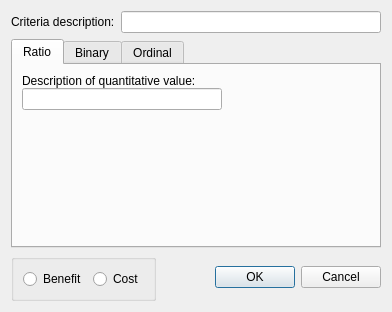
Ecotrust/delphos, file src/gui/add_criteria.ui: the form before one commit.
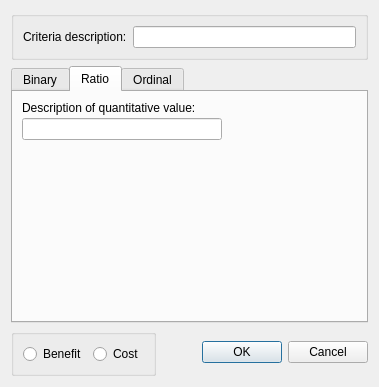
The form after the commit. The open tabs and pages were chosen to show the change. Custom widgets are drawn as their Qt base class.

Commit message: added dialogs and code for criteria addition including option types.  pickling used for storing the various option types which differ in their structure

The edit to the form file:
```diff
--- a/src/gui/add_criteria.ui
+++ b/src/gui/add_criteria.ui
@@ -5,15 +5,19 @@
    <rect>
     <x>0</x>
     <y>0</y>
-    <width>392</width>
-    <height>312</height>
+    <width>379</width>
+    <height>387</height>
    </rect>
   </property>
   <property name="windowTitle" >
    <string>Dialog</string>
   </property>
-  <layout class="QHBoxLayout" >
+  <layout class="QVBoxLayout" >
    <item>
+    <widget class="QGroupBox" name="groupBox_2" >
+     <property name="title" >
+      <string/>
+     </property>
     <layout class="QVBoxLayout" >
      <item>
       <layout class="QHBoxLayout" >
@@ -25,65 +29,18 @@
         </widget>
        </item>
        <item>
-        <widget class="QLineEdit" name="description_text" />
-       </item>
-      </layout>
+         <widget class="QLineEdit" name="criteria_description_edit" />
+        </item>
+       </layout>
+      </item>
+     </layout>
+    </widget>
      </item>
      <item>
       <widget class="QTabWidget" name="criteria_type_tab" >
        <property name="currentIndex" >
-        <number>2</number>
-       </property>
-       <widget class="QWidget" name="tab_2" >
-        <attribute name="title" >
-         <string>Ratio</string>
-        </attribute>
-        <layout class="QVBoxLayout" >
-         <item>
-          <layout class="QVBoxLayout" >
-           <property name="spacing" >
             <number>0</number>
            </property>
-           <item>
-            <widget class="QLabel" name="label_5" >
-             <property name="maximumSize" >
-              <size>
-               <width>16777215</width>
-               <height>26</height>
-              </size>
-             </property>
-             <property name="text" >
-              <string>Description of quantitative value:</string>
-             </property>
-            </widget>
-           </item>
-           <item>
-            <widget class="QLineEdit" name="binary_yes_line_edit_2" >
-             <property name="maximumSize" >
-              <size>
-               <width>200</width>
-               <height>16777215</height>
-              </size>
-             </property>
-            </widget>
-           </item>
-          </layout>
-         </item>
-         <item>
-          <spacer>
-           <property name="orientation" >
-            <enum>Qt::Vertical</enum>
-           </property>
-           <property name="sizeHint" >
-            <size>
-             <width>20</width>
-             <height>40</height>
-            </size>
-           </property>
-          </spacer>
-         </item>
-        </layout>
-       </widget>
        <widget class="QWidget" name="tab" >
         <attribute name="title" >
          <string>Binary</string>
@@ -126,7 +83,57 @@
             </widget>
            </item>
            <item>
-            <widget class="QLineEdit" name="binary_no_line_edit" >
+          <widget class="QLineEdit" name="binary_no_edit" >
+           <property name="maximumSize" >
+            <size>
+             <width>200</width>
+             <height>16777215</height>
+            </size>
+           </property>
+          </widget>
+         </item>
+        </layout>
+       </item>
+       <item>
+        <spacer>
+         <property name="orientation" >
+          <enum>Qt::Vertical</enum>
+         </property>
+         <property name="sizeHint" >
+          <size>
+           <width>20</width>
+           <height>40</height>
+          </size>
+         </property>
+        </spacer>
+       </item>
+      </layout>
+     </widget>
+     <widget class="QWidget" name="tab_2" >
+      <attribute name="title" >
+       <string>Ratio</string>
+      </attribute>
+      <layout class="QVBoxLayout" >
+       <item>
+        <layout class="QVBoxLayout" >
+         <property name="spacing" >
+          <number>3</number>
+         </property>
+         <item>
+          <widget class="QLabel" name="label_5" >
+           <property name="maximumSize" >
+            <size>
+             <width>16777215</width>
+             <height>26</height>
+            </size>
+           </property>
+           <property name="text" >
+            <string>Description of quantitative value:</string>
+           </property>
+          </widget>
+         </item>
+         <item>
+          <widget class="QLineEdit" name="ratio_description_edit" >
              <property name="maximumSize" >
               <size>
                <width>200</width>
@@ -248,9 +255,14 @@
       </layout>
      </item>
     </layout>
-   </item>
-  </layout>
  </widget>
+ <customwidgets>
+  <customwidget>
+   <class>OrdinalOptionTableWidget</class>
+   <extends>QTableWidget</extends>
+   <header>OrdinalOptionTableWidget.h</header>
+  </customwidget>
+ </customwidgets>
  <resources/>
  <connections>
   <connection>
```
Left out of the diff: 74 changed lines with no effect on the pictures. Lines whose indentation alone changed are shown as unchanged. The commit also changes 11 other files.
